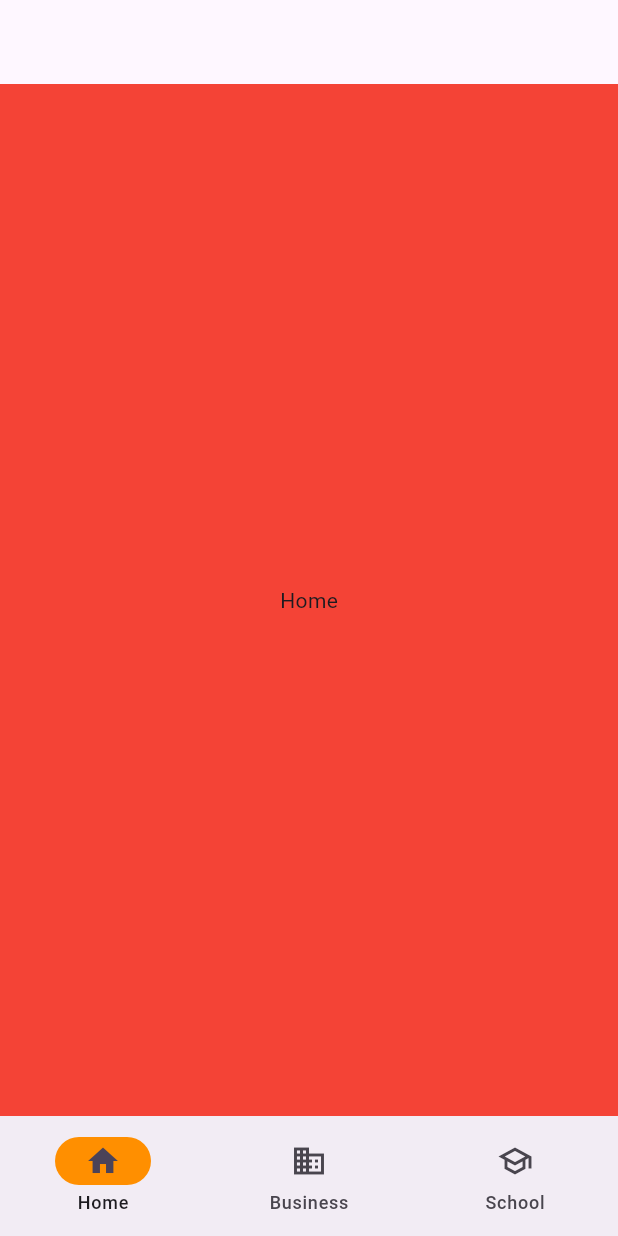
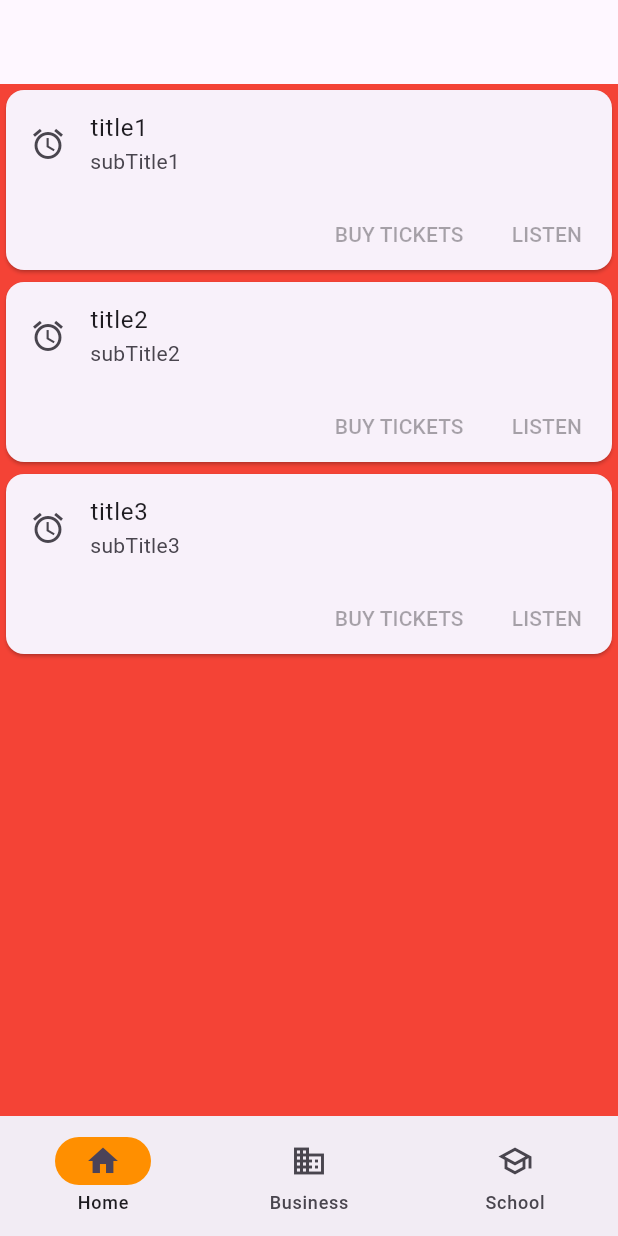
Before and after one commit to thanura-Thrima/Flutter_investigation, a Flutter app: the screen it shows after launch, on a phone screen of 412 x 824 dp. Run offline on Flutter 3.47's test engine with Material 2 defaults, Android fonts, the phone set to English and light mode, and no system bars.

Commit message:
Adding card_widget Adding cards to home_view

```diff
--- a/lib/views/home_view.dart
+++ b/lib/views/home_view.dart
@@ -1,4 +1,5 @@
 import 'package:flutter/material.dart';
+import 'package:test_app/widgets/card_widget.dart';
 
 class HomeView extends StatefulWidget {
   final String title;
@@ -16,15 +17,16 @@ class HomeViewState extends State<HomeView> {
   @override
   Widget build(BuildContext context) {
     return Scaffold(
-      appBar: AppBar()
-      ,
+        appBar: AppBar(),
         body: Center(
           // Center is a layout widget. It takes a single child and positions it
           // in the middle of the parent.
           child: Container(
             color: Colors.red,
             alignment: Alignment.center,
-          child: Text(widget.title),
+            child: const Column(
+              children: <Widget>[ CardWidget('title1','subTitle1'),CardWidget('title2','subTitle2'), CardWidget('title3','subTitle3')],
+            ),
           ),
         ),
     );
--- /dev/null
+++ b/lib/widgets/card_widget.dart
@@ -0,0 +1,38 @@
+import 'package:flutter/material.dart';
+
+class CardWidget extends StatelessWidget{
+  final String titleText;
+  final String subTitle;
+  const CardWidget(this.titleText,this.subTitle, {super.key});
+
+  @override
+  Widget build(BuildContext context) {
+    return Card(
+      child: Column(
+      mainAxisSize: MainAxisSize.min,
+      children: <Widget>[
+        ListTile(
+          leading: Icon(Icons.alarm),
+          title: Text(titleText),
+          subtitle: Text(subTitle),
+        ),
+        const Row(
+          mainAxisAlignment: MainAxisAlignment.end,
+          children: <Widget>[
+            TextButton(
+              onPressed: null,
+              child: Text('BUY TICKETS'),
+            ),
+            SizedBox(width: 8),
+            TextButton(
+              onPressed: null,
+              child: Text('LISTEN'),
+            ),
+            SizedBox(width: 8),
+          ],
+        ),
+      ],
+    ),
+    );
+  }
+}
```
Lines whose indentation alone changed are shown as unchanged.
